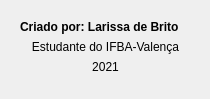
Before: the Qt Designer form telas/telaSobre.ui in laribrito/primeiraInterface, drawn with Qt 5.
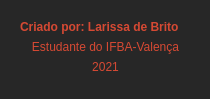
After: the same form once the commit is applied.

```diff
--- a/telas/telaSobre.ui
+++ b/telas/telaSobre.ui
@@ -14,6 +14,10 @@
    <string>Sobre</string>
   </property>
   <widget class="QWidget" name="centralwidget">
+   <property name="styleSheet">
+    <string notr="true">background: #272727; color: #D64933;
+</string>
+   </property>
    <widget class="QLabel" name="label">
     <property name="geometry">
      <rect>
```
